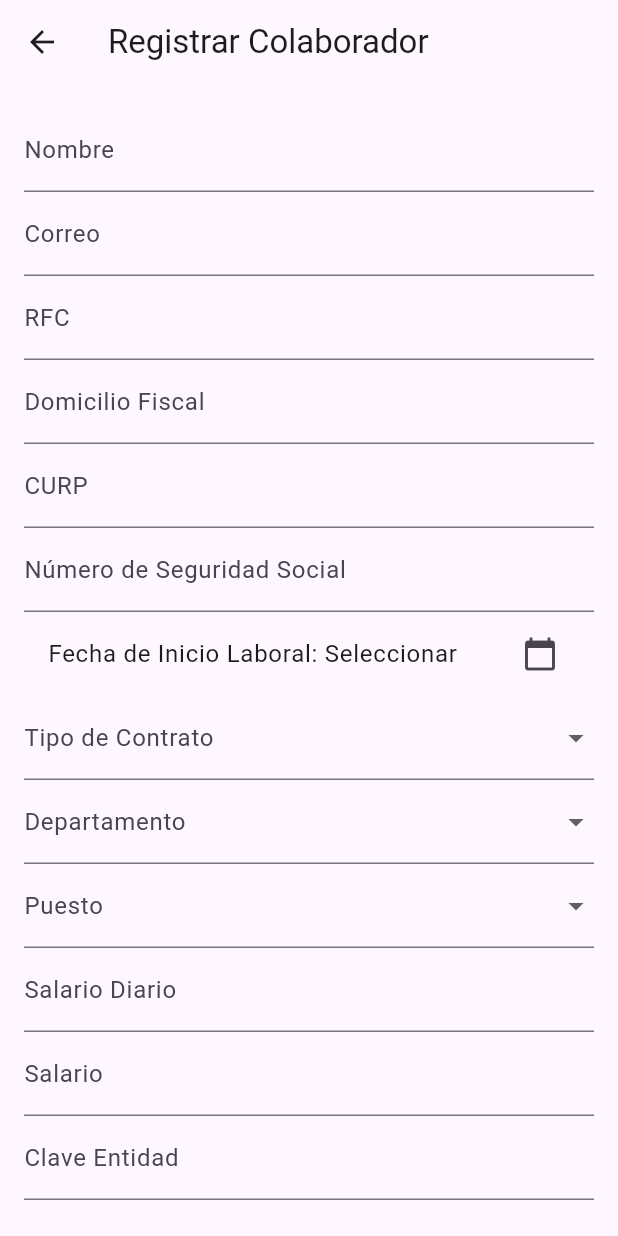
After one commit to JoeVieyra/flutter_web, a Flutter app: the ColaboradorFormScreen screen opened directly, on a phone screen of 412 x 824 dp. The commit adds this screen. Run offline on Flutter 3.47's test engine with Material 3 defaults, Android fonts, the phone set to English and light mode, and no system bars; our stand-ins replace file_picker.

Commit message:
colaboradores, empleados,nombre

```diff
--- /dev/null
+++ b/lib/models/empleado.dart
@@ -0,0 +1,76 @@
+class Empleado {
+  final String id;
+  final String nombre;
+  final String correo;
+  final String rfc;
+  final String domicilioFiscal;
+  final String curp;
+  final String nss;
+  final String salarioDiario;
+  final String salario;
+  final String claveEntidad;
+  final String tipoContrato;
+  final String departamento;
+  final String puesto;
+  final String estado;
+  final DateTime fechaInicioLaboral;
+
+  Empleado({
+    required this.id,
+    required this.nombre,
+    required this.correo,
+    required this.rfc,
+    required this.domicilioFiscal,
+    required this.curp,
+    required this.nss,
+    required this.salarioDiario,
+    required this.salario,
+    required this.claveEntidad,
+    required this.tipoContrato,
+    required this.departamento,
+    required this.puesto,
+    required this.estado,
+    required this.fechaInicioLaboral,
+  });
+
+  // Método de conversión JSON -> Empleado
+  factory Empleado.fromJson(Map<String, dynamic> json) {
+    return Empleado(
+      id: json['_id']?.toString() ?? '',
+      nombre: json['nombre']?.toString() ?? '',
+      correo: json['correo']?.toString() ?? '',
+      rfc: json['rfc']?.toString() ?? '',
+      domicilioFiscal: json['domicilioFiscal']?.toString() ?? '',
+      curp: json['curp']?.toString() ?? '',
+      nss: json['nss']?.toString() ?? '',
+      salarioDiario: json['salarioDiario']?.toString() ?? '',
+      salario: json['salario']?.toString() ?? '',
+      claveEntidad: json['claveEntidad']?.toString() ?? '',
+      tipoContrato: json['tipoContrato']?.toString() ?? '',
+      departamento: json['departamento']?.toString() ?? '',
+      puesto: json['puesto']?.toString() ?? '',
+      estado: json['estado']?.toString() ?? '',
+      fechaInicioLaboral: DateTime.parse(json['fechaInicioLaboral']?.toString() ?? ''),
+    );
+  }
+
+  // Método de conversión Empleado -> JSON
+  Map<String, dynamic> toJson() {
+    return {
+      'nombre': nombre,
+      'correo': correo,
+      'rfc': rfc,
+      'domicilioFiscal': domicilioFiscal,
+      'curp': curp,
+      'nss': nss,
+      'salarioDiario': salarioDiario,
+      'salario': salario,
+      'claveEntidad': claveEntidad,
+      'tipoContrato': tipoContrato,
+      'departamento': departamento,
+      'puesto': puesto,
+      'estado': estado,
+      'fechaInicioLaboral': fechaInicioLaboral.toIso8601String(),
+    };
+  }
+}
--- /dev/null
+++ b/lib/screens/colaborador_form_screen.dart
@@ -0,0 +1,18 @@
+import 'package:flutter/material.dart';
+import 'package:flutter_web/widgets/colaborador_form.dart';
+
+
+class ColaboradorFormScreen extends StatelessWidget {
+  const ColaboradorFormScreen({super.key});
+
+  @override
+  Widget build(BuildContext context) {
+    return Scaffold(
+      appBar: AppBar(title: const Text('Registrar Colaborador')),
+      body: const Padding(
+        padding: EdgeInsets.all(16.0),
+        child: ColaboradorForm(),
+      ),
+    );
+  }
+}
--- a/lib/screens/login_screen.dart
+++ b/lib/screens/login_screen.dart
@@ -13,6 +13,7 @@ class LoginScreen extends StatefulWidget {
 
 class _LoginScreenState extends State<LoginScreen> {
   final _formKey = GlobalKey<FormState>();
+  final _nombreController = TextEditingController();
   final _correoController = TextEditingController();
   final _passwordController = TextEditingController();
 
@@ -27,6 +28,7 @@ class _LoginScreenState extends State<LoginScreen> {
       });
 
       final result = await AuthService.loginUser(
+        nombre: _nombreController.text,
         email: _correoController.text,
         password: _passwordController.text,
       );
@@ -40,7 +42,7 @@ class _LoginScreenState extends State<LoginScreen> {
           // ignore: use_build_context_synchronously
           context,
           MaterialPageRoute(
-            builder: (context) => HomeScreen(userId: result['userId']),
+            builder: (context) => HomeScreen(nombre: result['nombre']?.toString() ?? ''),
 
           ),
         );
--- a/lib/services/auth_service.dart
+++ b/lib/services/auth_service.dart
@@ -29,11 +29,12 @@ class AuthService {
  static Future<Map<String, dynamic>> loginUser({
   required String email,
   required String password,
+  required String nombre,
 }) async {
   final response = await http.post(
     Uri.parse('$baseUrl/login'),
     headers: {'Content-Type': 'application/json'},
-    body: jsonEncode({'email': email, 'password': password}),
+    body: jsonEncode({'nombre':nombre, 'email': email, 'password': password}),
   );
 
   print("Status: ${response.statusCode}");
@@ -55,6 +56,7 @@ class AuthService {
     if (response.statusCode == 200) {
       return {
         'success': true,
+        'nombre': data['nombre'],
         'message': data['message'],
         'userId': data['userId'],
       };
--- a/lib/services/file_service.dart
+++ b/lib/services/file_service.dart
@@ -1,6 +1,4 @@
 import 'dart:convert';
-import 'dart:io';
-import 'dart:typed_data';
 import 'package:http/http.dart' as http;
 import 'package:file_picker/file_picker.dart';
 
--- /dev/null
+++ b/lib/widgets/colaborador_fields.dart
@@ -0,0 +1,43 @@
+import 'package:flutter/material.dart';
+
+Widget buildTextField(TextEditingController controller, String label,
+    {bool email = false, bool numeric = false}) {
+  return TextFormField(
+    controller: controller,
+    decoration: InputDecoration(labelText: label),
+    keyboardType: numeric ? TextInputType.number : TextInputType.text,
+    validator: (value) {
+      if (value == null || value.isEmpty) return 'Campo requerido';
+      if (email && !RegExp(r'^[^@]+@[^@]+\.[^@]+').hasMatch(value)) return 'Correo inválido';
+      return null;
+    },
+  );
+}
+
+Widget buildDropdown(String label, List<String> options, String? value, Function(String?) onChanged) {
+  return DropdownButtonFormField<String>(
+    decoration: InputDecoration(labelText: label),
+    value: value,
+    items: options.map((item) => DropdownMenuItem(value: item, child: Text(item))).toList(),
+    onChanged: onChanged,
+    validator: (value) => value == null ? 'Seleccione una opción' : null,
+  );
+}
+
+Widget buildDatePicker(BuildContext context, DateTime? selectedDate, Function(DateTime) onPicked) {
+  return ListTile(
+    title: Text(
+      'Fecha de Inicio Laboral: ${selectedDate != null ? selectedDate.toLocal().toString().split(' ')[0] : 'Seleccionar'}',
+    ),
+    trailing: const Icon(Icons.calendar_today),
+    onTap: () async {
+      final picked = await showDatePicker(
+        context: context,
+        initialDate: selectedDate ?? DateTime.now(),
+        firstDate: DateTime(2000),
+        lastDate: DateTime.now(),
+      );
+      if (picked != null) onPicked(picked);
+    },
+  );
+}
--- /dev/null
+++ b/lib/widgets/colaborador_form.dart
@@ -0,0 +1,105 @@
+import 'package:flutter/material.dart';
+import 'package:flutter_web/services/empleado_service.dart';
+import 'colaborador_fields.dart';
+
+class ColaboradorForm extends StatefulWidget {
+  const ColaboradorForm({super.key});
+
+  @override
+  State<ColaboradorForm> createState() => _ColaboradorFormState();
+}
+
+class _ColaboradorFormState extends State<ColaboradorForm> {
+  final _formKey = GlobalKey<FormState>();
+
+  final Map<String, TextEditingController> controllers = {
+    'nombre': TextEditingController(),
+    'correo': TextEditingController(),
+    'rfc': TextEditingController(),
+    'domicilioFiscal': TextEditingController(),
+    'curp': TextEditingController(),
+    'nss': TextEditingController(),
+    'salarioDiario': TextEditingController(),
+    'salario': TextEditingController(),
+    'claveEntidad': TextEditingController(),
+  };
+
+  DateTime? _fechaInicio;
+  String? _tipoContrato;
+  String? _departamento;
+  String? _puesto;
+  String? _estado;
+
+  final List<String> tiposContrato = ['Indefinido', 'Temporal', 'Honorarios'];
+  final List<String> departamentos = ['TI', 'Contabilidad', 'Recursos Humanos'];
+  final List<String> puestos = ['Desarrollador', 'Contador', 'Administrador'];
+  final List<String> estados = [
+    'Aguascalientes', 'Baja California', 'Campeche', 'Chiapas', 'Chihuahua',
+    'CDMX', 'Durango', 'Estado de México', 'Jalisco', 'Nuevo León',
+    'Puebla', 'Veracruz'
+  ];
+
+  void _guardar() async {
+  if (_formKey.currentState!.validate()) {
+    final data = {
+      ...controllers.map((k, v) => MapEntry(k, v.text)),
+      'fechaInicioLaboral': _fechaInicio?.toIso8601String(),
+      'tipoContrato': _tipoContrato,
+      'departamento': _departamento,
+      'puesto': _puesto,
+      'estado': _estado,
+    };
+
+    print("Enviando colaborador: $data");
+
+    final guardado = await EmpleadoService.crearEmpleado(data);
+
+    if (guardado) {
+      ScaffoldMessenger.of(context).showSnackBar(
+        const SnackBar(content: Text('Colaborador guardado correctamente')),
+      );
+      Navigator.pop(context); // Opcional: volver a la vista anterior
+    } else {
+      ScaffoldMessenger.of(context).showSnackBar(
+        const SnackBar(content: Text('Error al guardar el colaborador')),
+      );
+    }
+  }
+}
+
+
+  @override
+  Widget build(BuildContext context) {
+    return Form(
+      key: _formKey,
+      child: ListView(
+        children: [
+          buildTextField(controllers['nombre']!, 'Nombre'),
+          buildTextField(controllers['correo']!, 'Correo', email: true),
+          buildTextField(controllers['rfc']!, 'RFC'),
+          buildTextField(controllers['domicilioFiscal']!, 'Domicilio Fiscal'),
+          buildTextField(controllers['curp']!, 'CURP'),
+          buildTextField(controllers['nss']!, 'Número de Seguridad Social'),
+          buildDatePicker(context, _fechaInicio, (value) {
+            setState(() {
+              _fechaInicio = value;
+            });
+          }),
+          buildDropdown('Tipo de Contrato', tiposContrato, _tipoContrato,
+              (val) => setState(() => _tipoContrato = val)),
+          buildDropdown('Departamento', departamentos, _departamento,
+              (val) => setState(() => _departamento = val)),
+          buildDropdown('Puesto', puestos, _puesto,
+              (val) => setState(() => _puesto = val)),
+          buildTextField(controllers['salarioDiario']!, 'Salario Diario', numeric: true),
+          buildTextField(controllers['salario']!, 'Salario', numeric: true),
+          buildTextField(controllers['claveEntidad']!, 'Clave Entidad'),
+          buildDropdown('Estado', estados, _estado,
+              (val) => setState(() => _estado = val)),
+          const SizedBox(height: 20),
+          ElevatedButton(onPressed: _guardar, child: const Text('Guardar')),
+        ],
+      ),
+    );
+  }
+}
```
Also changed, not shown: lib/models/colaboradores.dart (deleted, +0 -35 lines), lib/screens/colaboradores_screen.dart (deleted, +0 -166 lines), lib/screens/empleado_screen.dart (added, +162 -0 lines), lib/screens/home_screen.dart (+13 -5 lines), lib/services/empleado_service.dart (added, +60 -0 lines), lib/widgets/side_menu.dart (added, +53 -0 lines), lib/widgets/custom_textfield.dart (deleted).
